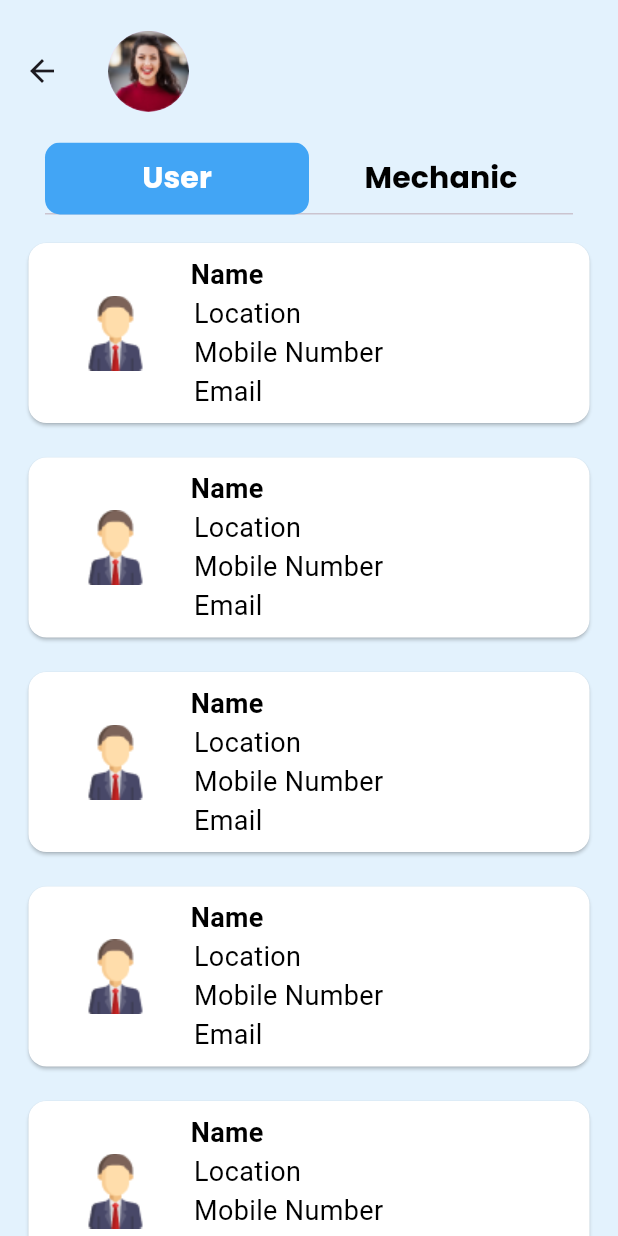
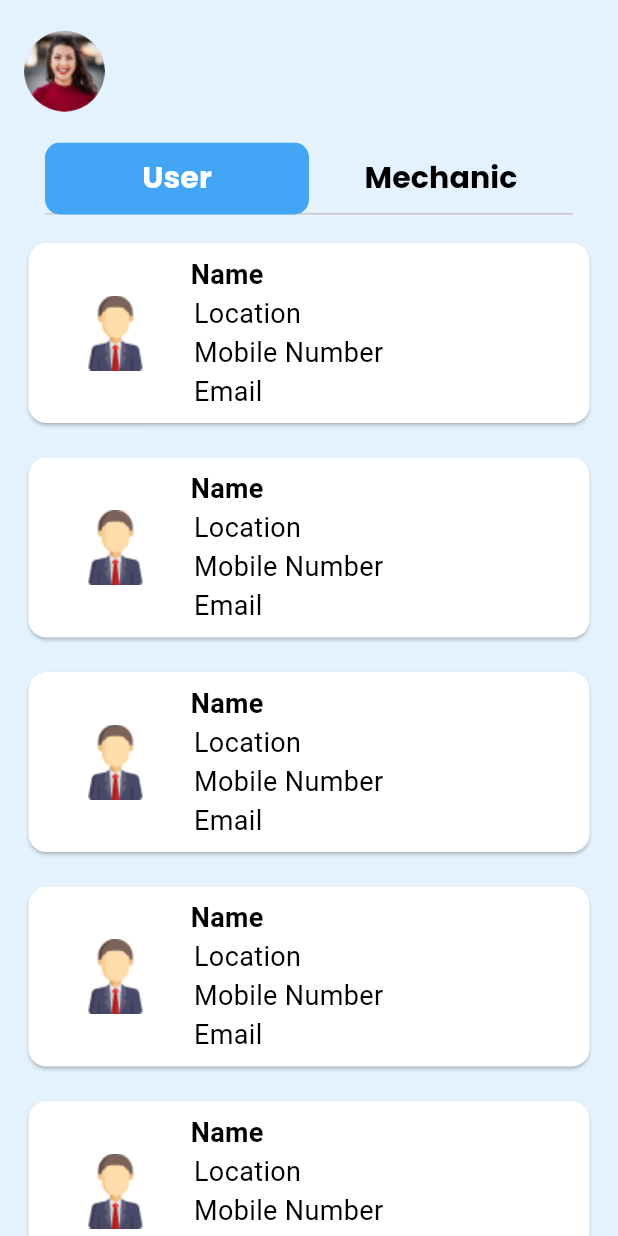
Before and after one commit to jibindas-kv/Futter_Widget_Basics, a Flutter app: the UserAndMech_ screen opened directly, on a phone screen of 412 x 824 dp. Run offline on Flutter 3.47's test engine with Material 3 defaults, Android fonts, the light colour scheme and no system bars; our stand-ins replace image_picker.

Commit message:
23-08-2024

```diff
--- a/lib/Vehicle Repair/Admin/User_And_Mechanic.dart
+++ b/lib/Vehicle Repair/Admin/User_And_Mechanic.dart
@@ -11,6 +11,7 @@ class UserAndMech_ extends StatelessWidget {
       child: Scaffold(
           backgroundColor: Colors.blue.shade50,
           appBar: AppBar(
+            automaticallyImplyLeading: false,
             toolbarHeight: 95,
             backgroundColor: Colors.blue.shade50,
             title: CircleAvatar(
```
